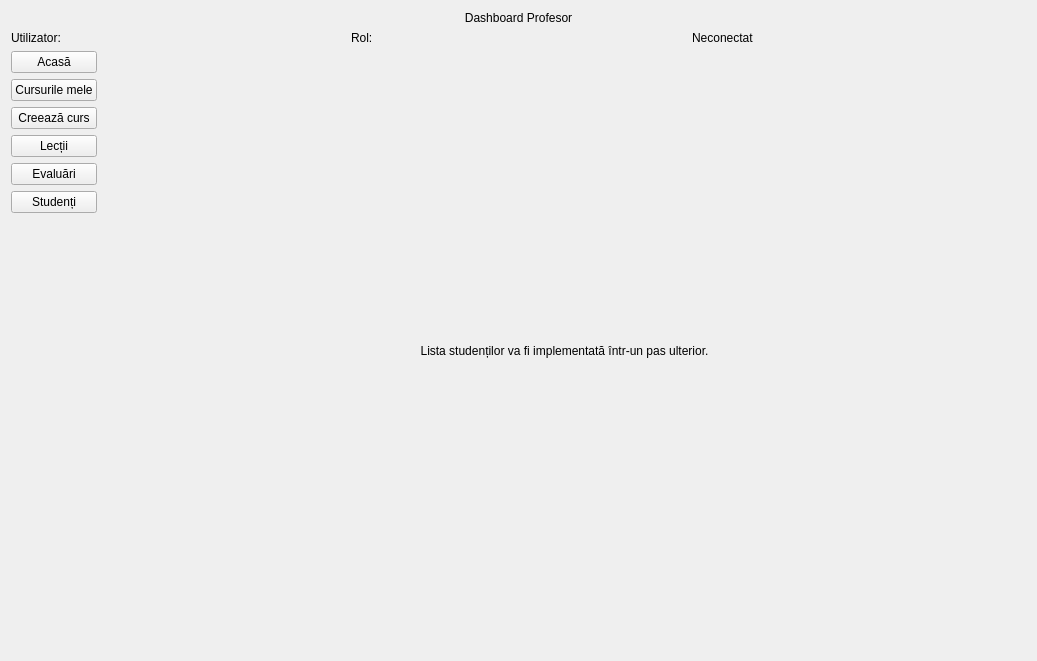
First picture: the form in gui/ProfessorDashboard.ui, repository Cozmin-crypto/EduChainProject, before the edit.
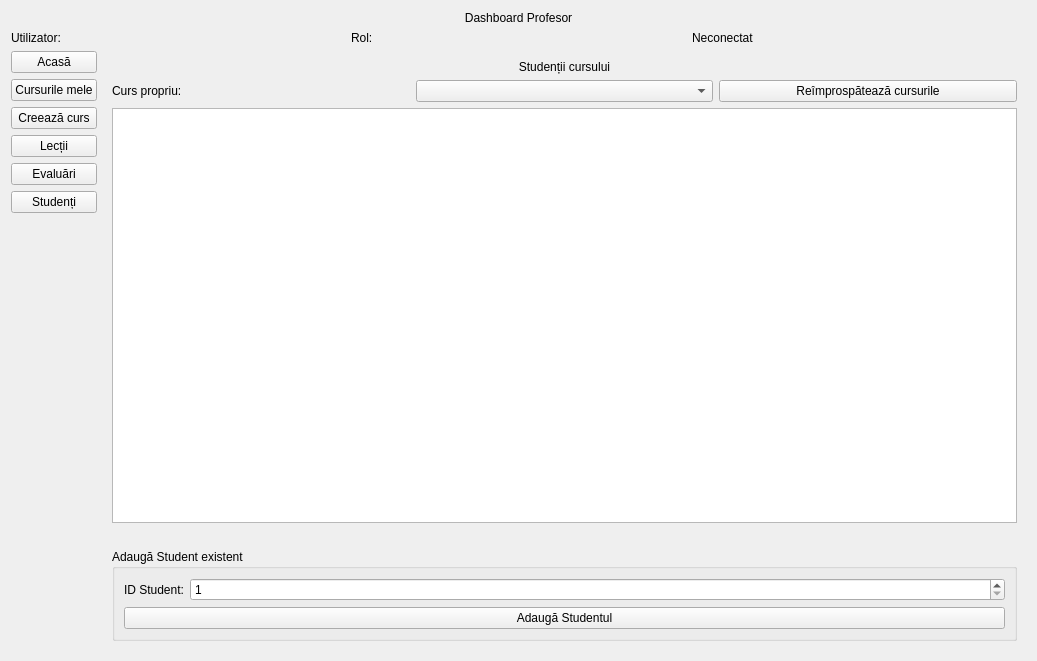
Second picture: the form after the edit. The open tabs and pages were chosen to show the change.

Commit message: Adaug functiile la profesor

```diff
--- a/gui/ProfessorDashboard.ui
+++ b/gui/ProfessorDashboard.ui
@@ -113,7 +113,23 @@
        </layout></widget></item>
       </layout></item>
      </layout></widget>
-     <widget class="QWidget" name="studentsPage"><layout class="QVBoxLayout" name="studentsLayout"><item><widget class="QLabel" name="studentsLabel"><property name="text"><string>Lista studenților va fi implementată într-un pas ulterior.</string></property><property name="alignment"><set>Qt::AlignmentFlag::AlignCenter</set></property></widget></item></layout></widget>
+     <widget class="QWidget" name="studentsPage"><layout class="QVBoxLayout" name="studentsLayout">
+      <item><widget class="QLabel" name="studentsTitleLabel"><property name="text"><string>Studenții cursului</string></property><property name="alignment"><set>Qt::AlignmentFlag::AlignCenter</set></property></widget></item>
+      <item><layout class="QHBoxLayout" name="studentsCourseLayout">
+       <item><widget class="QLabel" name="studentsCourseLabel"><property name="text"><string>Curs propriu:</string></property></widget></item>
+       <item><widget class="QComboBox" name="studentsCourseCombo"/></item>
+       <item><widget class="QPushButton" name="refreshStudentCoursesButton"><property name="text"><string>Reîmprospătează cursurile</string></property></widget></item>
+      </layout></item>
+      <item><widget class="QListWidget" name="studentsList"><property name="selectionMode"><enum>QAbstractItemView::SelectionMode::SingleSelection</enum></property></widget></item>
+      <item><widget class="QLabel" name="studentsStatusLabel"><property name="text"><string/></property><property name="wordWrap"><bool>true</bool></property></widget></item>
+      <item><widget class="QGroupBox" name="enrollStudentGroup"><property name="title"><string>Adaugă Student existent</string></property><layout class="QVBoxLayout" name="enrollStudentLayout">
+       <item><layout class="QFormLayout" name="enrollStudentFormLayout">
+        <item row="0" column="0"><widget class="QLabel" name="studentIdLabel"><property name="text"><string>ID Student:</string></property></widget></item>
+        <item row="0" column="1"><widget class="QSpinBox" name="studentIdSpin"><property name="minimum"><number>1</number></property><property name="maximum"><number>2147483647</number></property></widget></item>
+       </layout></item>
+       <item><widget class="QPushButton" name="enrollStudentButton"><property name="text"><string>Adaugă Studentul</string></property></widget></item>
+      </layout></widget></item>
+     </layout></widget>
     </widget></item>
    </layout></item>
   </layout>
```
Left out of the diff: 20 changed lines with no effect on the pictures. The commit also changes 3 other files.
